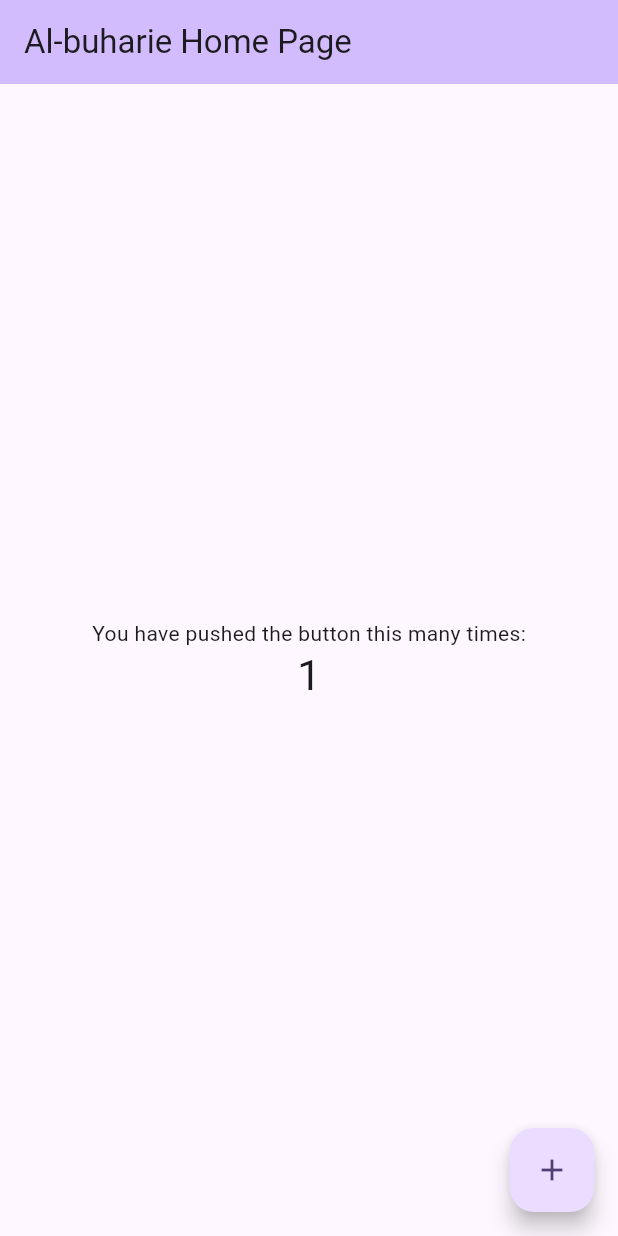
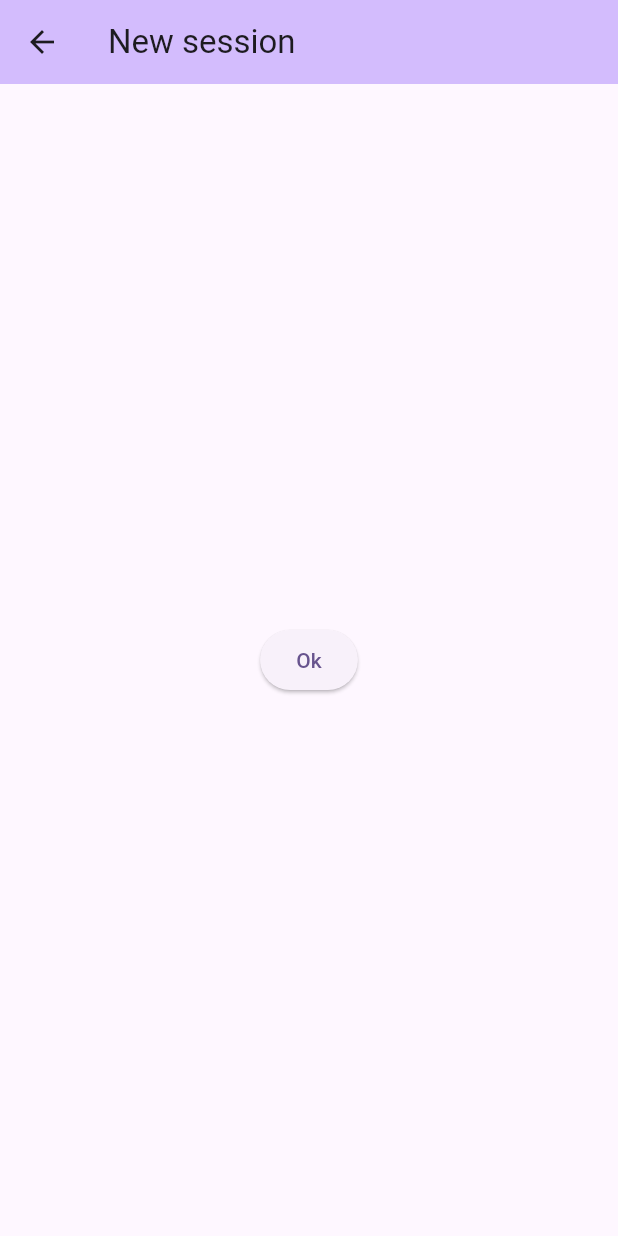
Before and after one commit to harieamjari/p2pmsg, a Flutter app: the screen it shows after launch, after a tap on the "add" icon, on a phone screen of 412 x 824 dp. Run offline on Flutter 3.47's test engine with Material 3 defaults, Android fonts, the phone set to English and light mode, and no system bars.

Commit message:
add sess

```diff
--- a/lib/main.dart
+++ b/lib/main.dart
@@ -1,8 +1,7 @@
 import 'package:flutter/material.dart';
+import 'session.dart';
+import 'setup.dart';
 
-void main() {
-  runApp(const MyApp());
-}
 
 class MyApp extends StatelessWidget {
   const MyApp({super.key});
@@ -13,113 +12,14 @@ class MyApp extends StatelessWidget {
     return MaterialApp(
       title: 'Flutter Demo',
       theme: ThemeData(
-        // This is the theme of your application.
-        //
-        // TRY THIS: Try running your application with "flutter run". You'll see
-        // the application has a purple toolbar. Then, without quitting the app,
-        // try changing the seedColor in the colorScheme below to Colors.green
-        // and then invoke "hot reload" (save your changes or press the "hot
-        // reload" button in a Flutter-supported IDE, or press "r" if you used
-        // the command line to start the app).
-        //
-        // Notice that the counter didn't reset back to zero; the application
-        // state is not lost during the reload. To reset the state, use hot
-        // restart instead.
-        //
-        // This works for code too, not just values: Most code changes can be
-        // tested with just a hot reload.
         colorScheme: ColorScheme.fromSeed(seedColor: Colors.deepPurple),
         useMaterial3: true,
       ),
-      home: const MyHomePage(title: 'Al-buharie Home Page'),
+      home: const SessionsPage(title: 'Sessions'),
     );
   }
 }
 
-class MyHomePage extends StatefulWidget {
-  const MyHomePage({super.key, required this.title});
-
-  // This widget is the home page of your application. It is stateful, meaning
-  // that it has a State object (defined below) that contains fields that affect
-  // how it looks.
-
-  // This class is the configuration for the state. It holds the values (in this
-  // case the title) provided by the parent (in this case the App widget) and
-  // used by the build method of the State. Fields in a Widget subclass are
-  // always marked "final".
-
-  final String title;
-
-  @override
-  State<MyHomePage> createState() => _MyHomePageState();
+void main() {
+  runApp(const MyApp());
 }
-
-class _MyHomePageState extends State<MyHomePage> {
-  int _counter = 0;
-
-  void _incrementCounter() {
-    setState(() {
-      // This call to setState tells the Flutter framework that something has
-      // changed in this State, which causes it to rerun the build method below
-      // so that the display can reflect the updated values. If we changed
-      // _counter without calling setState(), then the build method would not be
-      // called again, and so nothing would appear to happen.
-      _counter++;
-    });
-  }
-
-  @override
-  Widget build(BuildContext context) {
-    // This method is rerun every time setState is called, for instance as done
-    // by the _incrementCounter method above.
-    //
-    // The Flutter framework has been optimized to make rerunning build methods
-    // fast, so that you can just rebuild anything that needs updating rather
-    // than having to individually change instances of widgets.
-    return Scaffold(
-      appBar: AppBar(
-        // TRY THIS: Try changing the color here to a specific color (to
-        // Colors.amber, perhaps?) and trigger a hot reload to see the AppBar
-        // change color while the other colors stay the same.
-        backgroundColor: Theme.of(context).colorScheme.inversePrimary,
-        // Here we take the value from the MyHomePage object that was created by
-        // the App.build method, and use it to set our appbar title.
-        title: Text(widget.title),
-      ),
-      body: Center(
-        // Center is a layout widget. It takes a single child and positions it
-        // in the middle of the parent.
-        child: Column(
-          // Column is also a layout widget. It takes a list of children and
-          // arranges them vertically. By default, it sizes itself to fit its
-          // children horizontally, and tries to be as tall as its parent.
-          //
-          // Column has various properties to control how it sizes itself and
-          // how it positions its children. Here we use mainAxisAlignment to
-          // center the children vertically; the main axis here is the vertical
-          // axis because Columns are vertical (the cross axis would be
-          // horizontal).
-          //
-          // TRY THIS: Invoke "debug painting" (choose the "Toggle Debug Paint"
-          // action in the IDE, or press "p" in the console), to see the
-          // wireframe for each widget.
-          mainAxisAlignment: MainAxisAlignment.center,
-          children: <Widget>[
-            const Text(
-              'You have pushed the button this many times:',
-            ),
-            Text(
-              '$_counter',
-              style: Theme.of(context).textTheme.headlineMedium,
-            ),
-          ],
-        ),
-      ),
-      floatingActionButton: FloatingActionButton(
-        onPressed: _incrementCounter,
-        tooltip: 'Increment',
-        child: const Icon(Icons.add),
-      ), // This trailing comma makes auto-formatting nicer for build methods.
-    );
-  }
-}
--- /dev/null
+++ b/lib/session.dart
@@ -0,0 +1,119 @@
+import 'package:flutter/material.dart';
+import 'package:uuid/uuid.dart';
+
+class Session {
+  final uuid;
+  Session() : uuid = Uuid().v1();
+}
+
+class NewSessionPage extends StatelessWidget {
+  final String title;
+  const NewSessionPage({super.key, required this.title});
+
+  @override
+  Widget build(BuildContext context) {
+    return WillPopScope(
+      onWillPop: () {
+        Navigator.pop(context, null);
+        return Future.value(null);
+      },
+      child:
+        Scaffold(
+          appBar: AppBar(
+            // TRY THIS: Try changing the color here to a specific color (to
+            // Colors.amber, perhaps?) and trigger a hot reload to see the AppBar
+            // change color while the other colors stay the same.
+            backgroundColor: Theme.of(context).colorScheme.inversePrimary,
+            // Here we take the value from the SessionsPage object that was created by
+            // the App.build method, and use it to set our appbar title.
+            title: Text(title),
+          ),
+          body: Center(
+            child: ElevatedButton(
+              onPressed: () {
+                Navigator.pop(context, Session());
+              },
+              child: const Text('Ok'),
+            ),
+          ),// center
+        ), // Scaffold
+    );
+  }
+}
+
+class SessionsPage extends StatefulWidget {
+  final String title;
+  const SessionsPage({super.key, required this.title});
+
+  @override
+  State<SessionsPage> createState() => _SessionsPageState();
+}
+
+class _SessionsPageState extends State<SessionsPage> {
+  List<Session> sessions = <Session>[];
+  int nbSessions = 0;
+
+  Widget listSessionBuilder(BuildContext context, int index) {
+    return Card(
+      child: ListTile(
+        title: Text('${index}'),
+        subtitle: Text('${index} ' + sessions[index].uuid),
+      ),
+    );
+  }
+
+  void newSession(session) {
+    setState(() {
+      sessions.add(session);
+      nbSessions++;
+    });
+  }
+
+  @override
+  Widget build(BuildContext context) {
+
+    return Scaffold(
+      appBar: AppBar(
+        // TRY THIS: Try changing the color here to a specific color (to
+        // Colors.amber, perhaps?) and trigger a hot reload to see the AppBar
+        // change color while the other colors stay the same.
+        backgroundColor: Theme.of(context).colorScheme.inversePrimary,
+        // Here we take the value from the SessionsPage object that was created by
+        // the App.build method, and use it to set our appbar title.
+        title: Text(widget.title),
+      ),
+      body: () {
+        if (nbSessions == 0) {
+          return Center(
+            child: Column(
+              mainAxisAlignment: MainAxisAlignment.center,
+              children: <Widget>[
+                const Text(
+                  'No sessions',
+                ),
+              ],
+            ),
+          ); // return
+        }
+        return ListView.builder(
+          itemCount: sessions.length,
+          itemBuilder: listSessionBuilder,
+        );
+      }(),
+      floatingActionButton: FloatingActionButton(
+        //onPressed: newSession,
+        onPressed: () async {
+          final session = await Navigator.push(
+            context,
+            MaterialPageRoute(builder: (context) => const NewSessionPage(title: 'New session')),
+          );
+          if (session != null) {
+            newSession(session);
+          }
+        },
+        tooltip: 'New session',
+        child: const Icon(Icons.add),
+      ), // This trailing comma makes auto-formatting nicer for build methods.
+    );
+  }
+}
--- a/pubspec.yaml
+++ b/pubspec.yaml
@@ -1,5 +1,5 @@
 name: p2pmsg
-description: "A new Flutter project."
+description: "A peer to peer messaging app."
 # The following line prevents the package from being accidentally published to
 # pub.dev using `flutter pub publish`. This is preferred for private packages.
 publish_to: 'none' # Remove this line if you wish to publish to pub.dev
@@ -30,6 +30,7 @@ environment:
 dependencies:
   flutter:
     sdk: flutter
+  uuid: ^4.4.2
 
 
   # The following adds the Cupertino Icons font to your application.
```
Also changed, not shown: lib/setup.dart (added, +11 -0 lines), .github/workflows/flutter.yaml, 2 other files.
